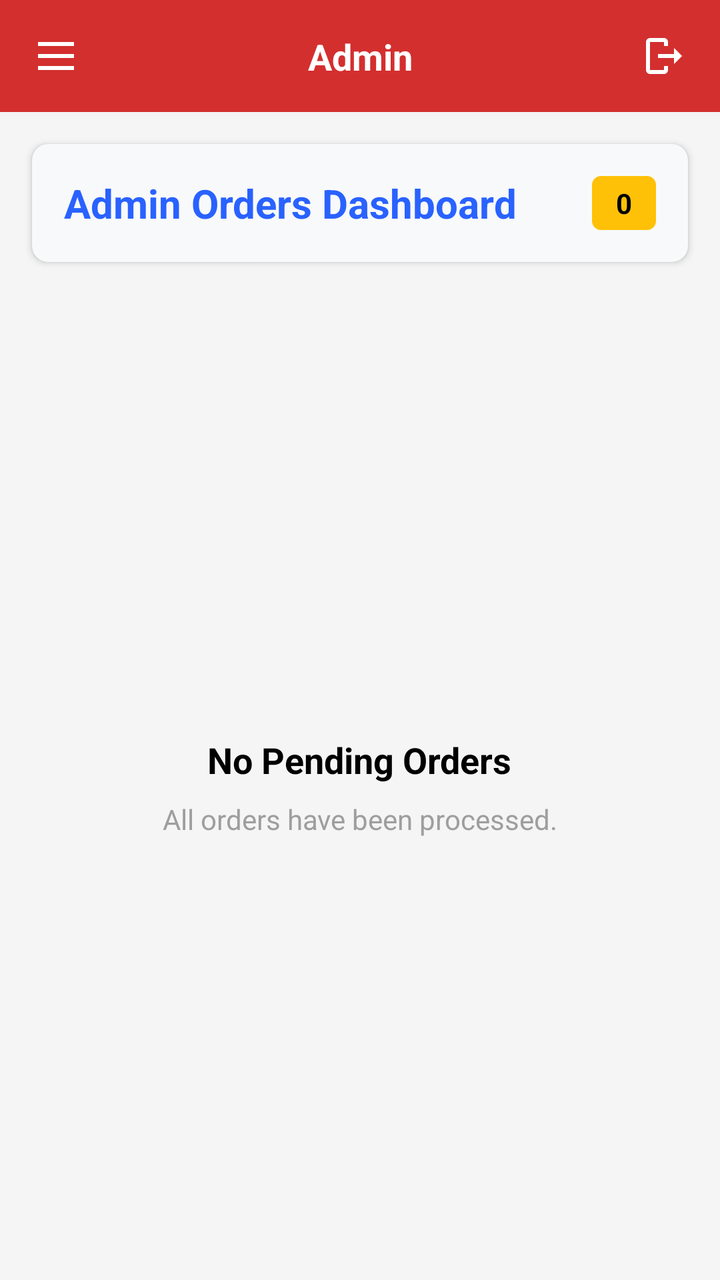
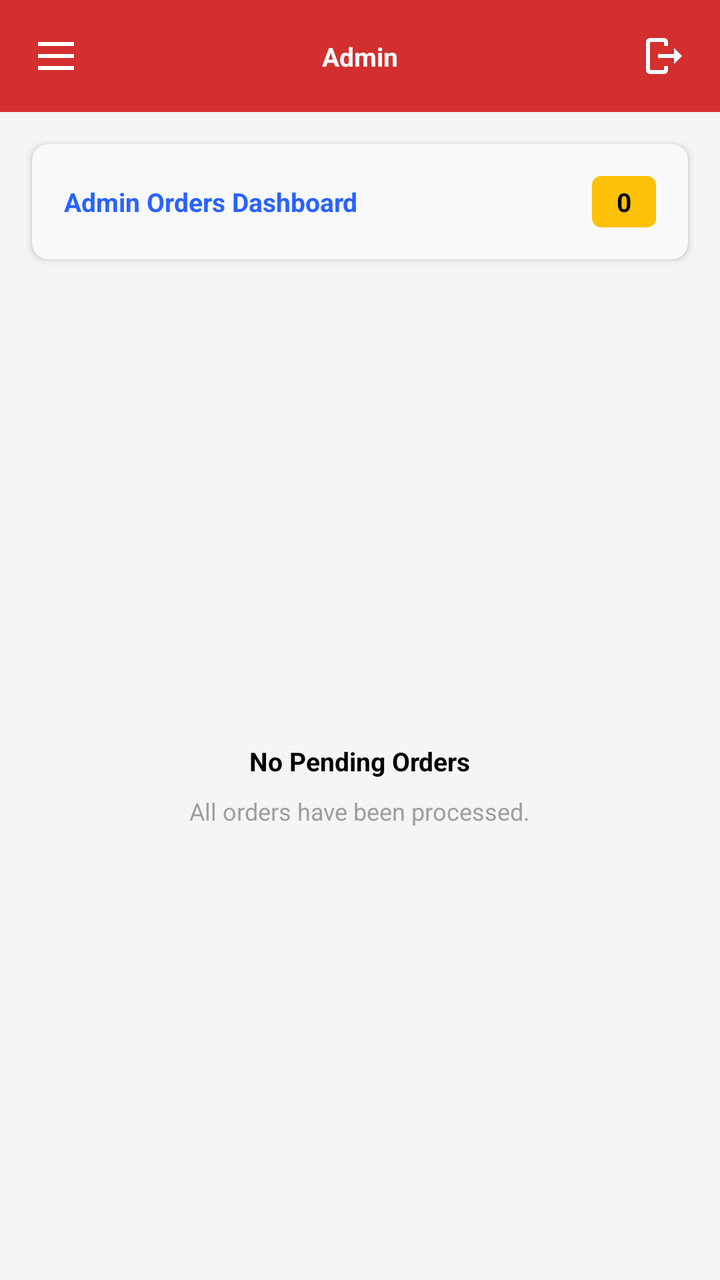

Before-and-after screenshots of an Android layout around one commit, followed by the original layout XML and the change that was made.
<!-- AndroidManifest.xml: application theme Theme.SVDAgency -->
<!-- res/layout/admin_orders_dashboard.xml -->
<?xml version="1.0" encoding="utf-8"?>
<androidx.drawerlayout.widget.DrawerLayout xmlns:android="http://schemas.android.com/apk/res/android"
    xmlns:app="http://schemas.android.com/apk/res-auto"
    xmlns:tools="http://schemas.android.com/tools"
    android:id="@+id/drawerLayout"
    android:layout_width="match_parent"
    android:layout_height="match_parent"
    android:background="@color/window_background"
    tools:context=".ui.admin.AdminOrdersActivity">

    
    <LinearLayout
        android:layout_width="match_parent"
        android:layout_height="match_parent"
        android:orientation="vertical">

        
        <include
            layout="@layout/admin_toolbar"
            android:layout_width="match_parent"
            android:layout_height="wrap_content" />

        
        <com.google.android.material.card.MaterialCardView
            android:layout_width="match_parent"
            android:layout_height="wrap_content"
            android:layout_margin="16dp"
            app:cardCornerRadius="8dp"
            app:cardElevation="2dp"
            android:backgroundTint="#F8F9FA">

            <LinearLayout
                android:layout_width="match_parent"
                android:layout_height="wrap_content"
                android:orientation="horizontal"
                android:padding="16dp"
                android:gravity="center_vertical">

                <TextView
                    android:layout_width="0dp"
                    android:layout_height="wrap_content"
                    android:layout_weight="1"
                    android:text="Admin Orders Dashboard"
                    android:textColor="#2962FF"
                    android:textSize="20sp"
                    android:textStyle="bold"/>

                <TextView
                    android:id="@+id/tvOrderCount"
                    android:layout_width="wrap_content"
                    android:layout_height="wrap_content"
                    android:text="0"
                    android:background="@drawable/bg_qty_outline"
                    android:backgroundTint="#FFC107"
                    android:textColor="@color/black"
                    android:textStyle="bold"
                    android:paddingStart="12dp"
                    android:paddingEnd="12dp"
                    android:paddingTop="4dp"
                    android:paddingBottom="4dp"
                    android:minWidth="32dp"
                    android:gravity="center"/>
            </LinearLayout>
        </com.google.android.material.card.MaterialCardView>

        
        <LinearLayout
            android:id="@+id/layoutNoOrders"
            android:layout_width="match_parent"
            android:layout_height="match_parent"
            android:orientation="vertical"
            android:gravity="center"
            android:visibility="visible">

            <TextView
                android:layout_width="wrap_content"
                android:layout_height="wrap_content"
                android:text="No Pending Orders"
                android:textColor="@color/black"
                android:textSize="18sp"
                android:textStyle="bold"
                android:layout_marginBottom="8dp"/>

            <TextView
                android:layout_width="wrap_content"
                android:layout_height="wrap_content"
                android:text="All orders have been processed."
                android:textColor="@color/gray500"
                android:textSize="14sp"/>

        </LinearLayout>

        
        <androidx.swiperefreshlayout.widget.SwipeRefreshLayout
            android:id="@+id/swipeRefresh"
            android:layout_width="match_parent"
            android:layout_height="match_parent"
            android:visibility="gone">

            <androidx.recyclerview.widget.RecyclerView
                android:id="@+id/rvOrders"
                android:layout_width="match_parent"
                android:layout_height="match_parent"
                android:padding="16dp"
                android:clipToPadding="false"/>
        </androidx.swiperefreshlayout.widget.SwipeRefreshLayout>

    </LinearLayout>

    
    <com.google.android.material.navigation.NavigationView
        android:id="@+id/navigationView"
        android:layout_width="wrap_content"
        android:layout_height="match_parent"
        android:layout_gravity="start"
        app:headerLayout="@layout/admin_nav_header"
        app:menu="@menu/menu_admin_drawer"/>

</androidx.drawerlayout.widget.DrawerLayout>
<!-- res/layout/admin_toolbar.xml (included above) -->
<?xml version="1.0" encoding="utf-8"?>
<com.google.android.material.appbar.AppBarLayout
    xmlns:android="http://schemas.android.com/apk/res/android"
    xmlns:app="http://schemas.android.com/apk/res-auto"
    android:layout_width="match_parent"
    android:layout_height="wrap_content"
    android:background="@color/brand_red"
    app:elevation="0dp">

    <com.google.android.material.appbar.MaterialToolbar
        android:id="@+id/adminToolbar"
        android:layout_width="match_parent"
        android:layout_height="wrap_content"
        android:minHeight="?attr/actionBarSize"
        android:background="@color/brand_red"
        app:contentInsetStart="0dp"
        app:contentInsetLeft="0dp"
        app:contentInsetEnd="0dp"
        app:contentInsetRight="0dp">

        <androidx.constraintlayout.widget.ConstraintLayout
            android:layout_width="match_parent"
            android:layout_height="?attr/actionBarSize">

            <ImageButton
                android:id="@+id/btnMenu"
                android:layout_width="40dp"
                android:layout_height="40dp"
                android:background="?attr/selectableItemBackgroundBorderless"
                android:src="@drawable/ic_menu"
                app:tint="@color/white"
                app:layout_constraintStart_toStartOf="parent"
                app:layout_constraintTop_toTopOf="parent"
                app:layout_constraintBottom_toBottomOf="parent"
                android:layout_marginStart="8dp"/>

            <TextView
                android:id="@+id/tvToolbarTitle"
                android:layout_width="wrap_content"
                android:layout_height="wrap_content"
                android:text="Admin"
                android:textColor="@color/white"
                android:textSize="18sp"
                android:textStyle="bold"
                app:layout_constraintStart_toStartOf="parent"
                app:layout_constraintEnd_toEndOf="parent"
                app:layout_constraintTop_toTopOf="parent"
                app:layout_constraintBottom_toBottomOf="parent"/>

            <ImageButton
                android:id="@+id/btnLogout"
                android:layout_width="40dp"
                android:layout_height="40dp"
                android:background="?attr/selectableItemBackgroundBorderless"
                android:src="@drawable/ic_logout"
                app:tint="@color/white"
                app:layout_constraintEnd_toEndOf="parent"
                app:layout_constraintTop_toTopOf="parent"
                app:layout_constraintBottom_toBottomOf="parent"
                android:layout_marginEnd="8dp"/>

        </androidx.constraintlayout.widget.ConstraintLayout>

    </com.google.android.material.appbar.MaterialToolbar>
</com.google.android.material.appbar.AppBarLayout>
<!-- res/layout/admin_nav_header.xml (included above) -->
<?xml version="1.0" encoding="utf-8"?>
<LinearLayout xmlns:android="http://schemas.android.com/apk/res/android"
    android:layout_width="match_parent"
    android:layout_height="140dp"
    android:orientation="horizontal"
    android:gravity="center_vertical"
    android:padding="16dp"
    android:background="@color/white">

    <ImageView
        android:id="@+id/imgLogo"
        android:layout_width="60dp"
        android:layout_height="60dp"
        android:src="@drawable/logo"
        android:contentDescription="logo" />

    <TextView
        android:id="@+id/txtAppName"
        android:layout_width="0dp"
        android:layout_height="wrap_content"
        android:layout_marginStart="12dp"
        android:layout_weight="1"
        android:text="Sri Vijaya Durga Milk Agency"
        android:textSize="16sp"
        android:textStyle="bold"
        android:textColor="@android:color/black" />

    <ImageView
        android:id="@+id/btnCloseDrawer"
        android:layout_width="28dp"
        android:layout_height="28dp"
        android:src="@drawable/ic_close"
        android:padding="4dp" />
</LinearLayout>
<!-- resources referenced by this layout -->
<resources>
  <color name="black">#FF000000</color>
  <color name="brand_red">#D32F2F</color>
  <color name="gray500">#9E9E9E</color>
  <color name="white">#FFFFFFFF</color>
  <color name="window_background">#F5F5F5</color>
  <!-- drawable bg_qty_outline (drawable) -->
  <?xml version="1.0" encoding="utf-8"?>
  <shape xmlns:android="http://schemas.android.com/apk/res/android">
      <stroke android:width="1dp" android:color="#E0E0E0" />
      <corners android:radius="4dp" />
      <solid android:color="@color/white" />
  </shape>
  <!-- drawable ic_close (drawable) -->
  <vector xmlns:android="http://schemas.android.com/apk/res/android" android:height="24dp" android:tint="#000000" android:viewportHeight="24" android:viewportWidth="24" android:width="24dp">
        
      <path android:fillColor="@android:color/white" android:pathData="M19,6.41L17.59,5 12,10.59 6.41,5 5,6.41 10.59,12 5,17.59 6.41,19 12,13.41 17.59,19 19,17.59 13.41,12z"/>
      
  </vector>
  <!-- drawable ic_logout (drawable) -->
  <?xml version="1.0" encoding="utf-8"?>
  <vector xmlns:android="http://schemas.android.com/apk/res/android"
      android:width="24dp"
      android:height="24dp"
      android:viewportWidth="24"
      android:viewportHeight="24">
  
      <path
          android:fillColor="#FFFFFF"
          android:pathData="M14,7V5c0,-1.1 -0.9,-2 -2,-2H5C3.9,3 3,3.9 3,5v14c0,1.1 0.9,2 2,2h7c1.1,0 2,-0.9 2,-2v-2h-2v2H5V5h7v2h2z"/>
  
      <path
          android:fillColor="#FFFFFF"
          android:pathData="M21,12l-4,-4v3H9v2h8v3l4,-4z"/>
  
  </vector>
  <!-- drawable ic_menu (drawable) -->
  <vector xmlns:android="http://schemas.android.com/apk/res/android" android:height="24dp" android:tint="#000000" android:viewportHeight="960" android:viewportWidth="960" android:width="24dp">
        
      <path android:fillColor="@android:color/white" android:pathData="M120,280L120,200L840,200L840,280L120,280ZM120,760L120,680L840,680L840,760L120,760ZM120,520L120,440L840,440L840,520L120,520Z"/>
      
  </vector>
  <!-- drawable logo: png bitmap (drawable, 350848 bytes) -->
  <style name="Theme.SVDAgency" parent="Theme.MaterialComponents.DayNight.NoActionBar">
          
          <item name="colorPrimary">@color/brand_red</item>
          <item name="colorPrimaryVariant">@color/brand_red</item>
          <item name="colorOnPrimary">@color/white</item>
          
          <item name="colorSecondary">@color/colorAccent</item>
          <item name="colorSecondaryVariant">@color/colorAccent</item>
          <item name="colorOnSecondary">@color/black</item>
  
          
          <item name="android:statusBarColor" tools:targetApi="l">@color/brand_red</item>
          <item name="android:windowLightStatusBar" tools:targetApi="m">false</item>
          <item name="android:windowDrawsSystemBarBackgrounds">true</item>
      </style>
  <color name="colorAccent">#FF5252</color>
</resources>

<!-- the commit's change to res/layout/admin_orders_dashboard.xml (unified diff, before → after) -->
@@ -42,7 +42,7 @@
                     android:layout_weight="1"
                     android:text="Admin Orders Dashboard"
                     android:textColor="#2962FF"
-                    android:textSize="20sp"
+                    android:textSize="13sp"
                     android:textStyle="bold"/>
 
                 <TextView
@@ -59,6 +59,7 @@
                     android:paddingTop="4dp"
                     android:paddingBottom="4dp"
                     android:minWidth="32dp"
+                    android:textSize="13sp"
                     android:gravity="center"/>
             </LinearLayout>
         </com.google.android.material.card.MaterialCardView>
@@ -77,7 +78,7 @@
                 android:layout_height="wrap_content"
                 android:text="No Pending Orders"
                 android:textColor="@color/black"
-                android:textSize="18sp"
+                android:textSize="13sp"
                 android:textStyle="bold"
                 android:layout_marginBottom="8dp"/>
 
@@ -86,7 +87,7 @@
                 android:layout_height="wrap_content"
                 android:text="All orders have been processed."
                 android:textColor="@color/gray500"
-                android:textSize="14sp"/>
+                android:textSize="12sp"/>
 
         </LinearLayout>
 
@@ -160,7 +161,7 @@
                 android:layout_height="wrap_content"
                 android:text="Admin"
                 android:textColor="@color/white"
-                android:textSize="18sp"
+                android:textSize="13sp"
                 android:textStyle="bold"
                 app:layout_constraintStart_toStartOf="parent"
                 app:layout_constraintEnd_toEndOf="parent"
@@ -207,7 +208,7 @@
         android:layout_marginStart="12dp"
         android:layout_weight="1"
         android:text="Sri Vijaya Durga Milk Agency"
-        android:textSize="16sp"
+        android:textSize="13sp"
         android:textStyle="bold"
         android:textColor="@android:color/black" />
 
